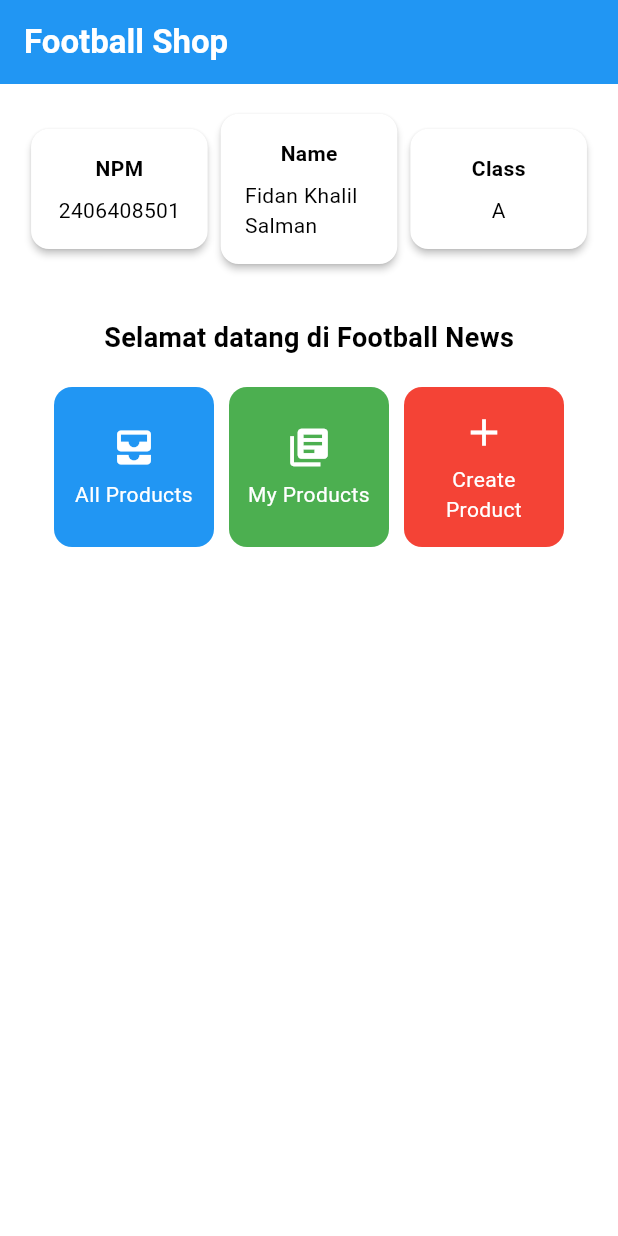
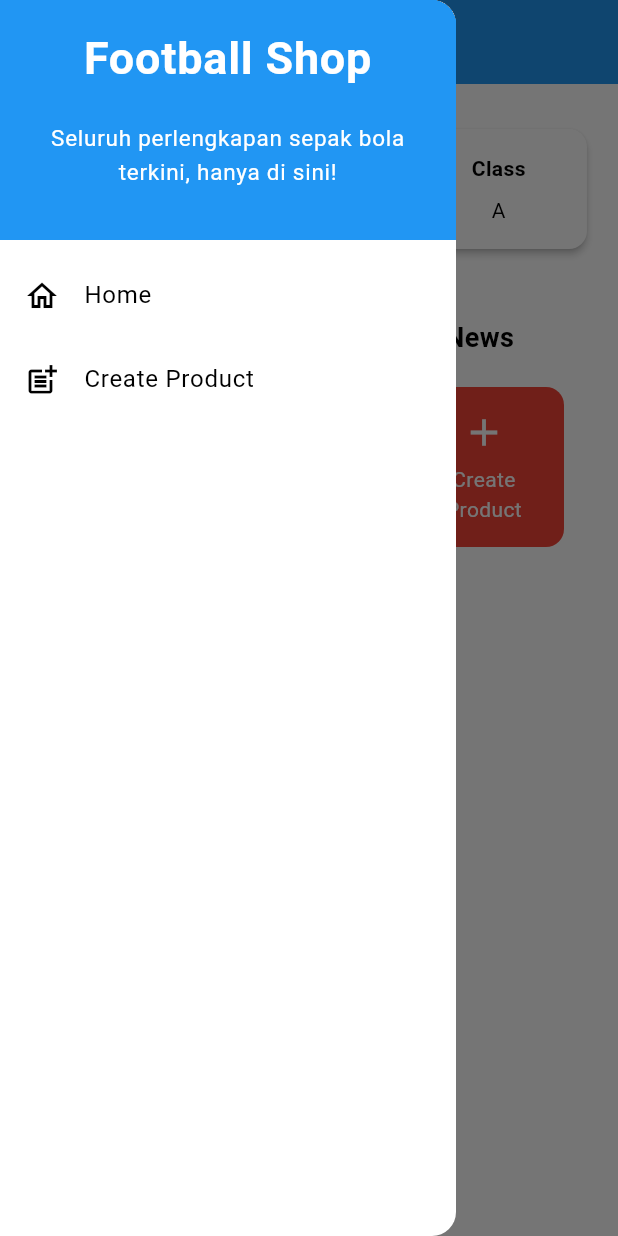
Before and after one commit to fidan-khalil/football-shop-mobile, a Flutter app: the screen it shows after launch, with the side drawer open (before the commit the screen has no drawer), on a phone screen of 412 x 824 dp. Run offline on Flutter 3.47's test engine with Material 3 defaults, Android fonts, the phone set to English and light mode, and no system bars.

Commit message:
Membuat Drawer dan Halaman Form

```diff
--- a/lib/menu.dart
+++ b/lib/menu.dart
@@ -1,4 +1,6 @@
 import 'package:flutter/material.dart';
+import 'package:football_shop/widgets/left_drawer.dart';
+import 'package:football_shop/widgets/product_card.dart';
 
 class MyHomePage extends StatelessWidget {
   MyHomePage({super.key});
@@ -30,6 +32,7 @@ class MyHomePage extends StatelessWidget {
         // Warna latar belakang AppBar diambil dari skema warna tema aplikasi.
         backgroundColor: Theme.of(context).colorScheme.primary,
       ),
+      drawer: LeftDrawer(),
       // Body halaman dengan padding di sekelilingnya.
       body: Padding(
         padding: const EdgeInsets.all(16.0),
@@ -132,71 +135,3 @@ class ItemHomepage {
 
   ItemHomepage(this.name, this.icon);
 }
-
-class ItemCard extends StatelessWidget {
-  // Menampilkan kartu dengan ikon dan nama.
-
-  final ItemHomepage item;
-
-  const ItemCard(this.item, {super.key});
-
-  @override
-  Widget build(BuildContext context) {
-    Color bgColor;
-    switch (item.name) {
-      case "All Products":
-        bgColor = Colors.blue;
-        break;
-      case "My Products":
-        bgColor = Colors.green;
-        break;
-      case "Create Product":
-        bgColor = Colors.red;
-        break;
-      default:
-        bgColor = Theme.of(context).colorScheme.secondary;
-    }
-
-    return Material(
-      // Menentukan warna latar belakang dari tema aplikasi.
-      color: bgColor,
-      // Membuat sudut kartu melengkung.
-      borderRadius: BorderRadius.circular(12),
-
-      child: InkWell(
-        // Aksi ketika kartu ditekan.
-        onTap: () {
-          // Menampilkan pesan SnackBar saat kartu ditekan.
-          ScaffoldMessenger.of(context)
-            ..hideCurrentSnackBar()
-            ..showSnackBar(
-              SnackBar(content: Text("Kamu telah menekan tombol ${item.name}!"))
-            );
-        },
-        // Container untuk menyimpan Icon dan Text
-        child: Container(
-          padding: const EdgeInsets.all(8),
-          child: Center(
-            child: Column(
-              // Menyusun ikon dan teks di tengah kartu.
-              mainAxisAlignment: MainAxisAlignment.center,
-              children: [
-                Icon(
-                  item.icon,
-                  color: Colors.white,
-                  size: 30.0,
-                ),
-                const Padding(padding: EdgeInsets.all(3)),
-                Text(
-                  item.name,
-                  textAlign: TextAlign.center,
-                  style: const TextStyle(color: Colors.white),
-                ),
-              ],
-            ),
-          ),
-        ),
-      ),
-    );
-  }
-}
--- /dev/null
+++ b/lib/widgets/left_drawer.dart
@@ -0,0 +1,67 @@
+import 'package:flutter/material.dart';
+import 'package:flutter/material.dart';
+import 'package:football_shop/menu.dart';
+import 'package:football_shop/productlist_form.dart';
+
+class LeftDrawer extends StatelessWidget {
+  const LeftDrawer({super.key});
+
+  @override
+  Widget build(BuildContext context) {
+    return Drawer(
+      child: ListView(
+        children: [
+          const DrawerHeader(
+            decoration: BoxDecoration(
+              color: Colors.blue,
+            ),
+            child: Column(
+              children: [
+                Text(
+                  'Football Shop',
+                  textAlign: TextAlign.center,
+                  style: TextStyle(
+                    fontSize: 30,
+                    fontWeight: FontWeight.bold,
+                    color: Colors.white,
+                  ),
+                ),
+                Padding(padding: EdgeInsets.all(10)),
+                Text("Seluruh perlengkapan sepak bola terkini, hanya di sini!",
+                  textAlign: TextAlign.center,
+                  style: TextStyle(
+                    fontSize: 15,
+                    color: Colors.white,
+                    fontWeight: FontWeight.normal,
+                  ),
+                ),
+              ],
+            ),
+          ),
+          ListTile(
+            leading: const Icon(Icons.home_outlined),
+            title: const Text('Home'),
+            // Bagian redirection ke MyHomePage
+            onTap: () {
+              Navigator.pushReplacement(
+                context,
+                MaterialPageRoute(builder: (context) => MyHomePage(),)
+              );
+            },
+          ),
+          ListTile(
+            leading: const Icon(Icons.post_add),
+            title: const Text('Create Product'),
+            // Bagian redirection ke NewsFormPage
+            onTap: () {
+              Navigator.pushReplacement(
+                context,
+                MaterialPageRoute(builder: (context) => ProductFormPage())
+              );
+            },
+          ),
+        ],
+      ),
+    );
+  }
+}
--- /dev/null
+++ b/lib/widgets/product_card.dart
@@ -0,0 +1,73 @@
+import 'package:flutter/material.dart';
+import 'package:football_shop/productlist_form.dart';
+import 'package:football_shop/menu.dart';
+
+class ItemCard extends StatelessWidget {
+  // Menampilkan kartu dengan ikon dan nama.
+
+  final ItemHomepage item;
+
+  const ItemCard(this.item, {super.key});
+
+  @override
+  Widget build(BuildContext context) {
+    Color bgColor;
+    switch (item.name) {
+      case "All Products":
+        bgColor = Colors.blue;
+        break;
+      case "My Products":
+        bgColor = Colors.green;
+        break;
+      case "Create Product":
+        bgColor = Colors.red;
+        break;
+      default:
+        bgColor = Theme.of(context).colorScheme.secondary;
+    }
+
+    return Material(
+      // Menentukan warna latar belakang dari tema aplikasi.
+      color: bgColor,
+      // Membuat sudut kartu melengkung.
+      borderRadius: BorderRadius.circular(12),
+
+      child: InkWell(
+        // Aksi ketika kartu ditekan.
+        onTap: () {
+          // Menampilkan pesan SnackBar saat kartu ditekan.
+          ScaffoldMessenger.of(context)
+            ..hideCurrentSnackBar()
+            ..showSnackBar(
+              SnackBar(content: Text("Kamu telah menekan tombol ${item.name}!")));
+          if (item.name == "Create Product") {
+            Navigator.push(context, MaterialPageRoute(builder: (context) => const ProductFormPage()));
+          }
+        },
+        // Container untuk menyimpan Icon dan Text
+        child: Container(
+          padding: const EdgeInsets.all(8),
+          child: Center(
+            child: Column(
+              // Menyusun ikon dan teks di tengah kartu.
+              mainAxisAlignment: MainAxisAlignment.center,
+              children: [
+                Icon(
+                  item.icon,
+                  color: Colors.white,
+                  size: 30.0,
+                ),
+                const Padding(padding: EdgeInsets.all(3)),
+                Text(
+                  item.name,
+                  textAlign: TextAlign.center,
+                  style: const TextStyle(color: Colors.white),
+                ),
+              ],
+            ),
+          ),
+        ),
+      ),
+    );
+  }
+}
```
Also changed, not shown: lib/productlist_form.dart (added, +306 -0 lines). Lines whose indentation alone changed are shown as unchanged.
